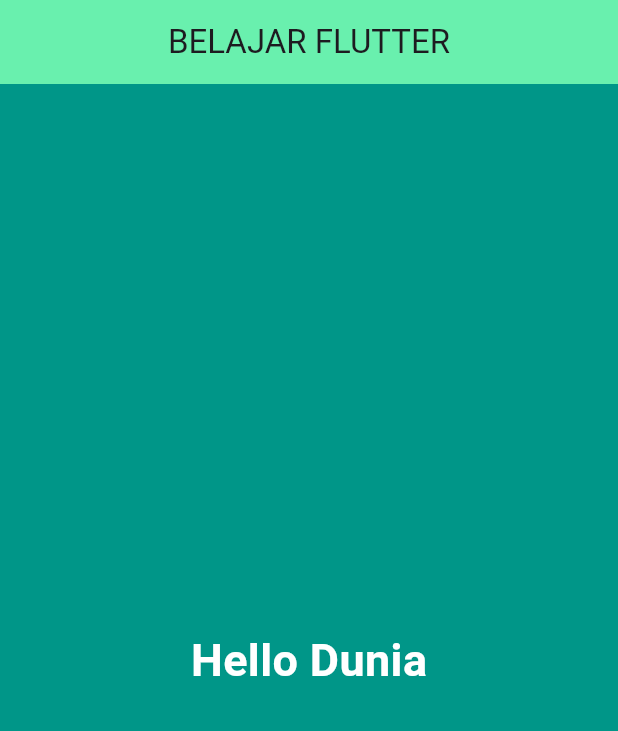
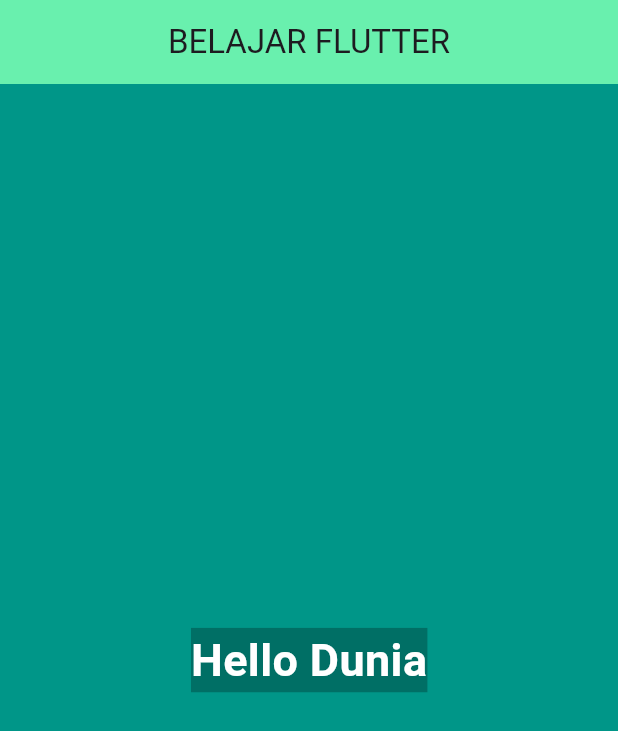
Before and after one commit to AlvinPurwo03/belajar-flutter, a Flutter app: the screen it shows after launch, on a phone screen of 412 x 824 dp. Shown: the top 731 px of the screen. Run offline on Flutter 3.47's test engine with Material 3 defaults, Android fonts, the phone set to English and light mode, and no system bars.

Commit message:
add backround text

```diff
--- a/lib/main.dart
+++ b/lib/main.dart
@@ -21,7 +21,7 @@ class MyApp extends StatelessWidget {
           child: Text(
             'Hello Dunia',
             style: TextStyle(
-                fontSize: 30, color: Colors.white, fontWeight: FontWeight.bold),
+                fontSize: 30, color: Colors.white, fontWeight: FontWeight.bold, backgroundColor: Colors.black26),
           ),
         ),
       ),
```
